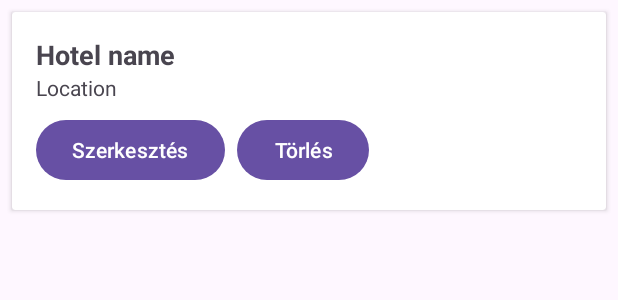
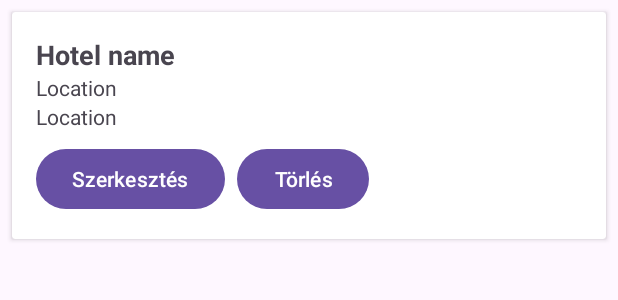
Before and after one commit to Szabolcs11/szallasapp, an Android app: the layout item_hotel_profile.xml on its own in the app's theme, with its tools: preview values and no code run, on a phone screen of 412 x 824 dp. Shown: the top 300 px of the screen. Run offline under Robolectric (Android 15) with nearby library versions, the phone set to English and light mode, and no system bars.

Commit message:
Update and delete hotel function implementation

```diff
--- a/app/src/main/java/com/example/szallasapp/EditHotelActivity.java
+++ b/app/src/main/java/com/example/szallasapp/EditHotelActivity.java
@@ -23,7 +23,7 @@ public class EditHotelActivity extends AppCompatActivity {
         locationEditText = findViewById(R.id.editHotelLocation);
         saveButton = findViewById(R.id.saveHotelButton);
 
-        hotelId = getIntent().getStringExtra("hotelId");
+        hotelId = getIntent().getStringExtra("hotel_id");
 
         FirebaseFirestore.getInstance().collection("hotels").document(hotelId)
                 .get().addOnSuccessListener(doc -> {
--- a/app/src/main/java/com/example/szallasapp/ProfileActivity.java
+++ b/app/src/main/java/com/example/szallasapp/ProfileActivity.java
@@ -5,6 +5,7 @@ import android.os.Bundle;
 import android.util.Log;
 import android.widget.TextView;
 
+import androidx.activity.result.contract.ActivityResultContracts;
 import androidx.appcompat.app.AppCompatActivity;
 import androidx.recyclerview.widget.LinearLayoutManager;
 import androidx.recyclerview.widget.RecyclerView;
@@ -76,7 +77,10 @@ public class ProfileActivity extends AppCompatActivity {
                         userHotels.clear();
                         for (DocumentSnapshot doc : documents) {
                             Hotel hotel = doc.toObject(Hotel.class);
-                            userHotels.add(hotel);
+                            if (hotel != null) {
+                                hotel.setUid(doc.getId());
+                                userHotels.add(hotel);
+                            }
                         }
                         hotelAdapter.notifyDataSetChanged();
                     } else {
--- a/app/src/main/res/layout/item_hotel_profile.xml
+++ b/app/src/main/res/layout/item_hotel_profile.xml
@@ -11,7 +11,7 @@
         android:layout_height="wrap_content">
 
         <TextView
-            android:id="@+id/hotelNameTextView"
+            android:id="@+id/hotelName"
             android:text="Hotel name"
             android:textSize="18sp"
             android:textStyle="bold"
@@ -19,7 +19,13 @@
             android:layout_height="wrap_content"/>
 
         <TextView
-            android:id="@+id/hotelLocationTextView"
+            android:id="@+id/hotelLocation"
+            android:text="Location"
+            android:layout_width="wrap_content"
+            android:layout_height="wrap_content"/>
+
+        <TextView
+            android:id="@+id/hotelPrice"
             android:text="Location"
             android:layout_width="wrap_content"
             android:layout_height="wrap_content"/>
```
Also changed, not shown: app/src/main/java/com/example/szallasapp/HotelAdapter.java (+51 -0 lines).
